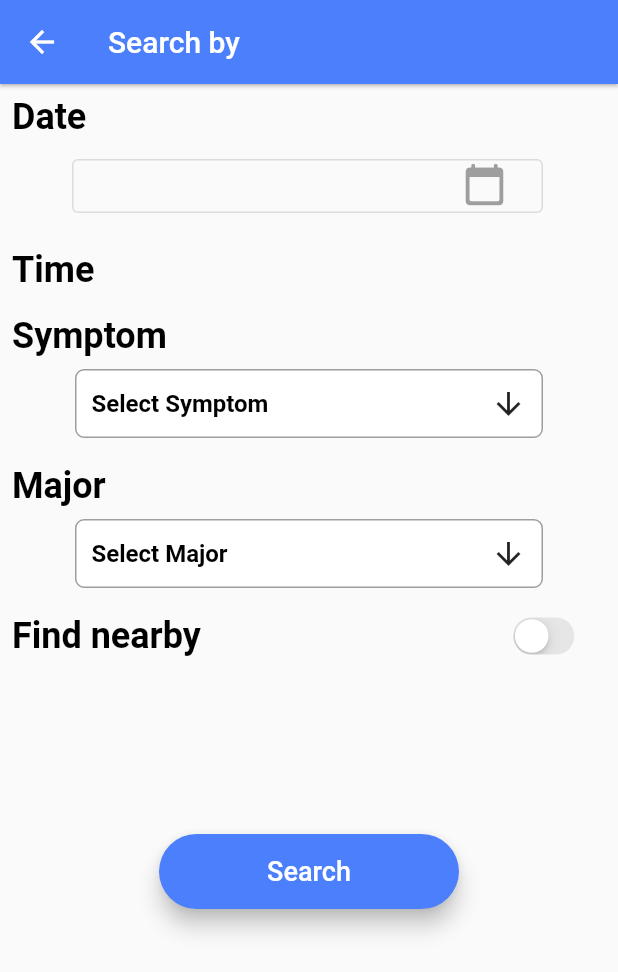
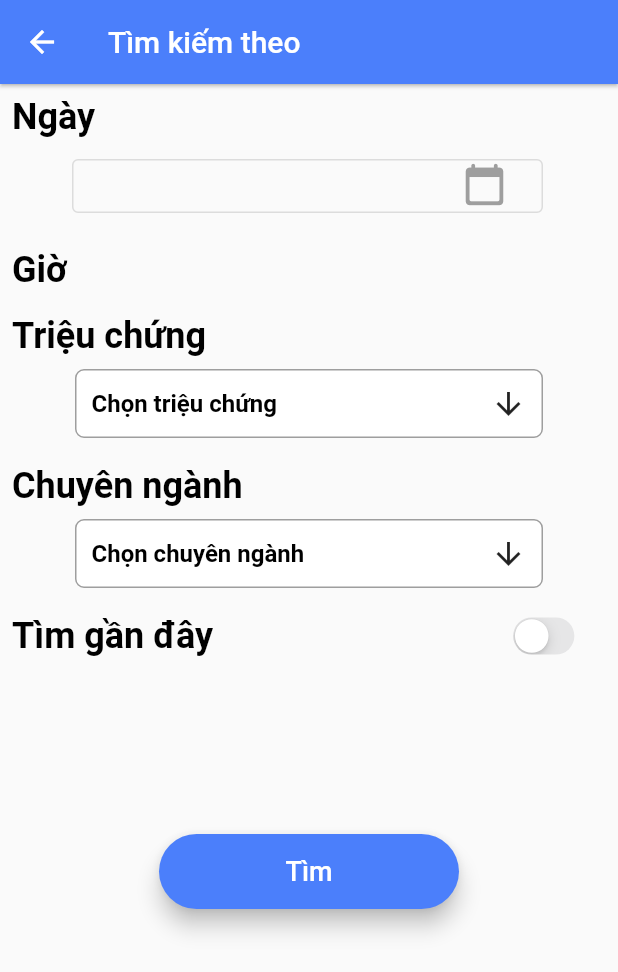
Before and after one commit to haodngn/telemedicine_mobile, a Flutter app: the BottomNavBar screen opened directly, item 2 of the bottom bar chosen, after a tap on the "search" icon, on a phone screen of 412 x 824 dp. Shown: the top 972 px of the screen. Run offline on Flutter 3.47's test engine with Material 2 defaults, Android fonts, the phone set to English and light mode, and no system bars; drawn by our look-alikes of multi_select_flutter; our stand-ins replace bubble, expandable_text, firebase_auth, firebase_core, flutter_rating_bar, flutter_spinkit and 5 more; missing offline and left inert: flutter_facebook_auth, geocoder; accounts and stored records are empty; network calls fail.

Commit message:
change to vn

```diff
--- a/lib/Screens/chatbot_screen.dart
+++ b/lib/Screens/chatbot_screen.dart
@@ -167,7 +167,7 @@ class _ChatBotScreenState extends State<ChatBotScreen> {
                       readOnly: chatbotcontroller.isSend.value,
                       controller: textSendMessage,
                       decoration: InputDecoration.collapsed(
-                          hintText: "Send your message",
+                          hintText: "Gửi tin nhắn",
                           hintStyle: TextStyle(
                               fontWeight: FontWeight.bold, fontSize: 18.0)),
                     )),
--- a/lib/Screens/components/bottom_nav_bar.dart
+++ b/lib/Screens/components/bottom_nav_bar.dart
@@ -38,23 +38,23 @@ class _BottomNavBarState extends State<BottomNavBar> {
             items: [
               BottomNavigationBarItem(
                 icon: Icon(Icons.home),
-                label: "Home",
+                label: "Trang chủ",
               ),
               BottomNavigationBarItem(
                 icon: Icon(Icons.local_hospital),
-                label: "Doctor List",
+                label: "Danh sách bác sĩ",
               ),
               BottomNavigationBarItem(
                 icon: Icon(Icons.history),
-                label: "History",
+                label: "Lịch sử",
               ),
               BottomNavigationBarItem(
                 icon: Icon(Icons.notifications),
-                label: "Notification",
+                label: "Thông báo",
               ),
               BottomNavigationBarItem(
                 icon: Icon(Icons.person),
-                label: "Profile",
+                label: "Trang cá nhân",
               ),
             ],
           ),
--- a/lib/Screens/components/doctor.dart
+++ b/lib/Screens/components/doctor.dart
@@ -52,7 +52,7 @@ class DoctorCard extends StatelessWidget {
               ),
               Padding(
                 padding: const EdgeInsets.fromLTRB(22, 5, 0, 5),
-                child: Text("Number of consultations: " + doctor.numberOfConsultants.toString()),
+                child: Text("Số lượng cuộc hẹn: " + doctor.numberOfConsultants.toString()),
               ),
               Container(
                 width: 160,
--- a/lib/Screens/components/search.dart
+++ b/lib/Screens/components/search.dart
@@ -18,7 +18,7 @@ class SearchBar extends StatelessWidget {
           ),
           child: TextField(
             decoration: InputDecoration.collapsed(
-              hintText: 'Search something',
+              hintText: 'Tìm kiếm',
             ),
           ),
         ),
--- a/lib/Screens/consultation_rating_screen.dart
+++ b/lib/Screens/consultation_rating_screen.dart
@@ -106,7 +106,7 @@ class _ConsultationRatingScreenState extends State<ConsultationRatingScreen> {
                         fontWeight: FontWeight.w400,
                       ),
                       decoration: InputDecoration(
-                        hintText: 'Type your comment here...',
+                        hintText: 'Nhập đánh giá của bạn...',
                         border: UnderlineInputBorder(),
                       ),
                     ),
@@ -132,7 +132,7 @@ class _ConsultationRatingScreenState extends State<ConsultationRatingScreen> {
                         Get.back();
                       },
                       child: Text(
-                        'Send',
+                        'Gửi',
                         style: TextStyle(
                           fontSize: 22,
                           fontWeight: FontWeight.w500,
--- a/lib/Screens/detail_screen.dart
+++ b/lib/Screens/detail_screen.dart
@@ -219,15 +219,15 @@ class DetailScreen extends StatelessWidget {
                             fontSize: 16,
                           ),
                           maxLines: 6,
-                          collapseText: "Show less",
-                          expandText: "Show more",
+                          collapseText: "Thu gọn",
+                          expandText: "Hiển thị thêm",
                         ),
                       ),
                       SizedBox(
                         height: 20,
                       ),
                       Text(
-                        'Upcoming Schedules',
+                        'Lịch tư vấn',
                         style: TextStyle(
                           fontWeight: FontWeight.bold,
                           fontSize: 18,
--- a/lib/Screens/filter_screen.dart
+++ b/lib/Screens/filter_screen.dart
@@ -28,7 +28,7 @@ class _FilterScreenState extends State<FilterScreen> {
       appBar: AppBar(
         backgroundColor: kBlueColor,
         title: Text(
-          "Search by",
+          "Tìm kiếm theo",
           style: TextStyle(
             color: Colors.white,
           ),
@@ -52,7 +52,7 @@ class _FilterScreenState extends State<FilterScreen> {
                 alignment: Alignment.centerLeft,
                 child: Padding(
                   padding: const EdgeInsets.all(8.0),
-                  child: _titleContainer("Date"),
+                  child: _titleContainer("Ngày"),
                 ),
               ),
               Padding(
@@ -102,7 +102,7 @@ class _FilterScreenState extends State<FilterScreen> {
                 alignment: Alignment.centerLeft,
                 child: Padding(
                   padding: const EdgeInsets.all(8.0),
-                  child: _titleContainer("Time"),
+                  child: _titleContainer("Giờ"),
                 ),
               ),
               Wrap(
@@ -121,14 +121,14 @@ class _FilterScreenState extends State<FilterScreen> {
                 alignment: Alignment.centerLeft,
                 child: Padding(
                   padding: const EdgeInsets.all(8.0),
-                  child: _titleContainer("Symptom"),
+                  child: _titleContainer("Triệu chứng"),
                 ),
               ),
               Padding(
                 padding: const EdgeInsets.fromLTRB(50, 0, 50, 10),
                 child: MultiSelectDialogField(
                   items: filterController.listSymptomItem,
-                  title: Text("Symptom"),
+                  title: Text("Triệu chứng"),
                   selectedColor: kBlueColor,
                   decoration: BoxDecoration(
                     color: Colors.white,
@@ -136,7 +136,7 @@ class _FilterScreenState extends State<FilterScreen> {
                     border: Border.all(color: Colors.grey, width: 1),
                   ),
                   buttonText: Text(
-                    "Select Symptom",
+                    "Chọn triệu chứng",
                     style: TextStyle(
                       color: Colors.black,
                       fontSize: 16,
@@ -150,14 +150,14 @@ class _FilterScreenState extends State<FilterScreen> {
                 alignment: Alignment.centerLeft,
                 child: Padding(
                   padding: const EdgeInsets.all(8.0),
-                  child: _titleContainer("Major"),
+                  child: _titleContainer("Chuyên ngành"),
                 ),
               ),
               Padding(
                 padding: const EdgeInsets.fromLTRB(50, 0, 50, 10),
                 child: MultiSelectDialogField(
                   items: filterController.listMajorItem,
-                  title: Text("Major"),
+                  title: Text("Chuyên ngành"),
                   selectedColor: kBlueColor,
                   decoration: BoxDecoration(
                     color: Colors.white,
@@ -165,7 +165,7 @@ class _FilterScreenState extends State<FilterScreen> {
                     border: Border.all(color: Colors.grey, width: 1),
                   ),
                   buttonText: Text(
-                    "Select Major",
+                    "Chọn chuyên ngành",
                     style: TextStyle(
                       color: Colors.black,
                       fontSize: 16,
@@ -180,7 +180,7 @@ class _FilterScreenState extends State<FilterScreen> {
                 children: [
                   Padding(
                     padding: const EdgeInsets.all(8.0),
-                    child: _titleContainer("Find nearby"),
+                    child: _titleContainer("Tìm gần đây"),
                   ),
                   Padding(
                     padding: const EdgeInsets.only(right: 20),
@@ -209,7 +209,7 @@ class _FilterScreenState extends State<FilterScreen> {
                     ? Text("")
                     : SingleChildScrollView(
                         child: Text(
-                        "Your address: " + filterController.myAddress.value,
+                        "Địa chỉ của bạn: " + filterController.myAddress.value,
                         style: TextStyle(fontSize: 20),
                       )),
               ),
@@ -240,7 +240,7 @@ class _FilterScreenState extends State<FilterScreen> {
                         )),
                       ),
                       child: Text(
-                        "Search",
+                        "Tìm",
                         style: TextStyle(fontSize: 18),
                       ),
                     ),
--- a/lib/Screens/list_doctor_screen.dart
+++ b/lib/Screens/list_doctor_screen.dart
@@ -25,8 +25,9 @@ class _ListDoctorScreenState extends State<ListDoctorScreen> {
   Widget build(BuildContext context) {
     return Scaffold(
       appBar: AppBar(
-        title: Text("DOCTOR LIST LIST"),
+        title: Text("Danh sách bác sĩ"),
         backgroundColor: kBlueColor,
+        automaticallyImplyLeading: false,
       ),
       backgroundColor: kBackgroundColor,
       body: SafeArea(
@@ -46,17 +47,17 @@ class _ListDoctorScreenState extends State<ListDoctorScreen> {
                     child: Icon(Icons.search),
                   ),
                 ),
-                Padding(
-                  padding: EdgeInsets.symmetric(horizontal: 30),
-                  child: Text(
-                    'Top Doctors',
-                    style: TextStyle(
-                      fontWeight: FontWeight.bold,
-                      color: kTitleTextColor,
-                      fontSize: 18,
-                    ),
-                  ),
-                ),
+                // Padding(
+                //   padding: EdgeInsets.symmetric(horizontal: 30),
+                //   child: Text(
+                //     'Top Doctors',
+                //     style: TextStyle(
+                //       fontWeight: FontWeight.bold,
+                //       color: kTitleTextColor,
+                //       fontSize: 18,
+                //     ),
+                //   ),
+                // ),
                 SizedBox(
                   height: 20,
                 ),
--- a/lib/Screens/notification_screen.dart
+++ b/lib/Screens/notification_screen.dart
@@ -94,7 +94,7 @@ class _NotificationScreenState extends State<NotificationScreen> {
     return Scaffold(
       appBar: AppBar(
         elevation: 8,
-        title: Text("Notification"),
+        title: Text("Thông báo"),
         centerTitle: true,
         backgroundColor: kBlueColor,
         automaticallyImplyLeading: false,
@@ -151,7 +151,7 @@ class BoxNotification extends StatelessWidget {
               ? Padding(
                   padding: const EdgeInsets.fromLTRB(0, 0, 260, 10),
                   child: Text(
-                    date.endsWith( DateFormat('dd/MM/yyyy').format(DateTime.now())) ? "Today" : date,
+                    date.endsWith( DateFormat('dd/MM/yyyy').format(DateTime.now())) ? "Hôm nay" : date,
                     style: TextStyle(fontSize: 18, fontWeight: FontWeight.bold),
                   ),
                 )
--- a/lib/Screens/patient_history_screen.dart
+++ b/lib/Screens/patient_history_screen.dart
@@ -78,7 +78,7 @@ class _PatientHistoryScreenState extends State<PatientHistoryScreen> {
     return Scaffold(
       appBar: AppBar(
         elevation: 8,
-        title: Text("History"),
+        title: Text("Lịch sử"),
         centerTitle: true,
         backgroundColor: kBlueColor,
         automaticallyImplyLeading: false,
@@ -145,7 +145,7 @@ class BoxHistory extends StatelessWidget {
           !date.endsWith(sameDate) || sameDate.isEmpty ? Padding(
             padding: const EdgeInsets.fromLTRB(0, 20, 260, 10),
             child: Text(
-              date.endsWith( DateFormat('dd/MM/yyyy').format(DateTime.now())) ? "Today" : date,
+              date.endsWith( DateFormat('dd/MM/yyyy').format(DateTime.now())) ? "Hôm nay" : date,
               style: TextStyle(fontSize: 16, fontWeight: FontWeight.w500),
             ),
           ) : Container(),
```
Also changed, not shown: lib/Screens/edit_healthcheck_info_screen.dart (+8 -8 lines), lib/Screens/edit_patient_profile_screen.dart (+16 -16 lines), lib/Screens/form_after_login_screen.dart (+22 -22 lines), lib/Screens/patient_detail_history_screen.dart (+14 -14 lines), lib/Screens/patient_profile_screen.dart (+9 -9 lines), lib/Screens/view_drug_screen.dart (+13 -30 lines).
